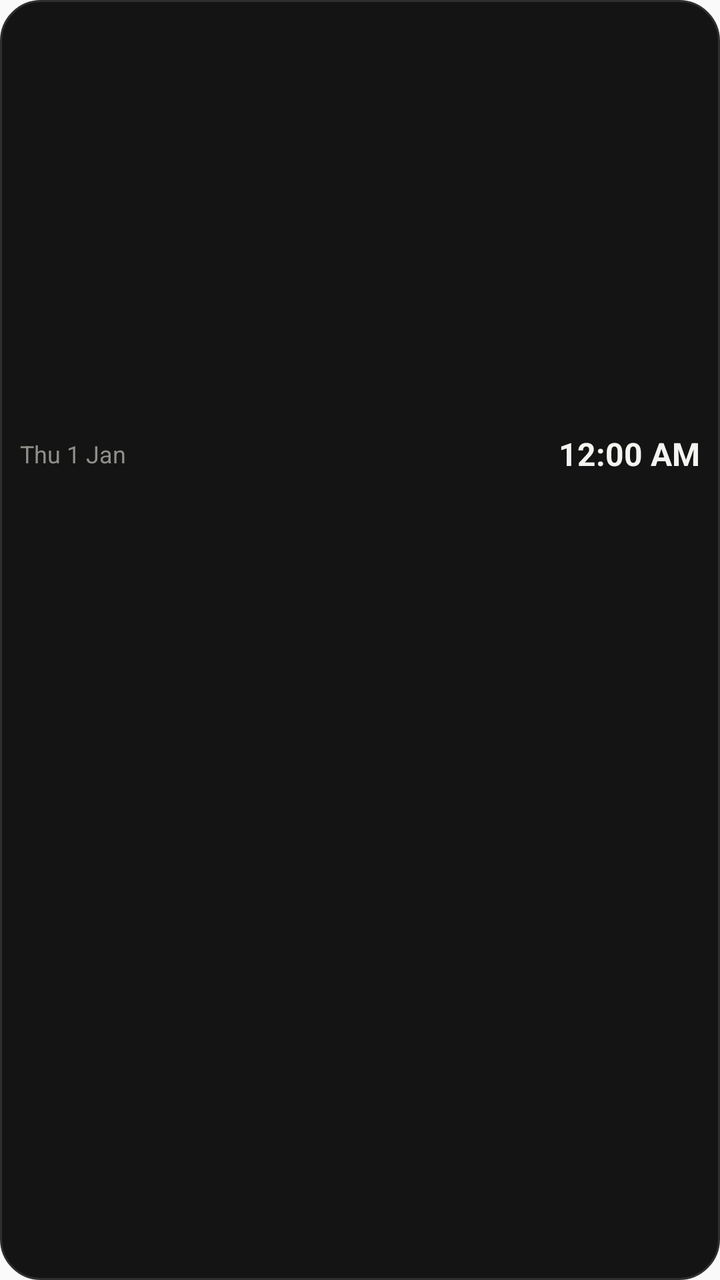
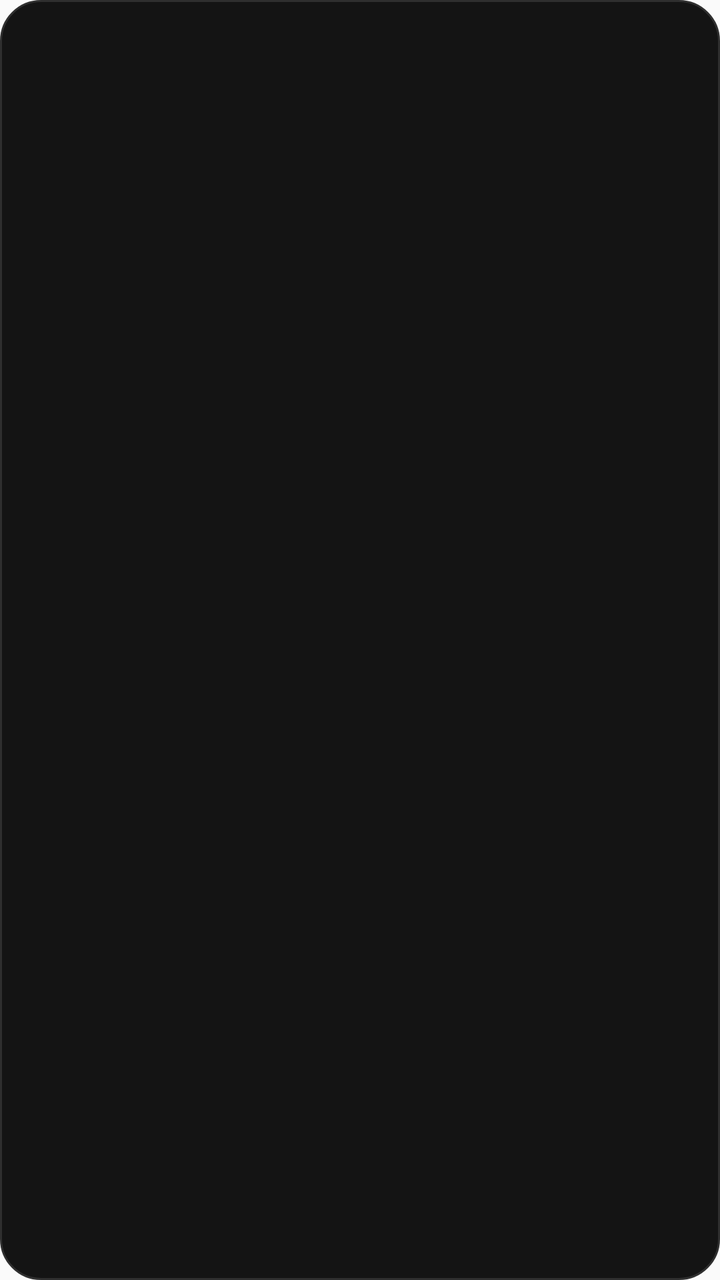

Compare the two renders of this Android layout. The source of the first and the diff that turns it into the second are given below.
<!-- AndroidManifest.xml: application theme AppTheme -->
<!-- res/layout/widget_clock.xml -->
<?xml version="1.0" encoding="utf-8"?>
<LinearLayout xmlns:android="http://schemas.android.com/apk/res/android"
    android:id="@+id/widget_root"
    android:layout_width="match_parent"
    android:layout_height="match_parent"
    android:background="@drawable/widget_bg"
    android:gravity="center_horizontal"
    android:orientation="vertical"
    android:padding="10dp">

    <ImageView
        android:id="@+id/widget_dial"
        android:layout_width="200dp"
        android:layout_height="200dp"
        android:contentDescription="@string/widget_name"
        android:scaleType="fitCenter" />

    <LinearLayout
        android:layout_width="match_parent"
        android:layout_height="wrap_content"
        android:layout_marginTop="6dp"
        android:gravity="center_vertical"
        android:orientation="horizontal">

        <TextClock
            android:id="@+id/widget_date"
            android:layout_width="0dp"
            android:layout_height="wrap_content"
            android:layout_weight="1"
            android:format12Hour="EEE d MMM"
            android:format24Hour="EEE d MMM"
            android:textColor="@color/alarm_muted"
            android:textSize="12sp" />

        <TextClock
            android:id="@+id/widget_digital"
            android:layout_width="wrap_content"
            android:layout_height="wrap_content"
            android:format12Hour="h:mm a"
            android:format24Hour="HH:mm"
            android:textColor="@color/alarm_text"
            android:textSize="16sp"
            android:textStyle="bold" />
    </LinearLayout>
</LinearLayout>
<!-- resources referenced by this layout -->
<resources>
  <color name="alarm_muted">#8F8F8A</color>
  <color name="alarm_text">#F4F4F1</color>
  <!-- drawable widget_bg (drawable) -->
  <?xml version="1.0" encoding="utf-8"?>
  <shape xmlns:android="http://schemas.android.com/apk/res/android" android:shape="rectangle">
      <solid android:color="#141414" />
      <corners android:radius="20dp" />
      <stroke android:width="1dp" android:color="#2F2F2F" />
  </shape>
  <string name="widget_name">Asma Clock</string>
  <style name="AppTheme" parent="Theme.AppCompat.Light.DarkActionBar">
          
          <item name="colorPrimary">@color/colorPrimary</item>
          <item name="colorPrimaryDark">@color/colorPrimaryDark</item>
          <item name="colorAccent">@color/colorAccent</item>
      </style>
  <color name="colorPrimary">#141414</color>
  <color name="colorPrimaryDark">#141414</color>
  <color name="colorAccent">#D6DF8C</color>
</resources>

<!-- the commit's change to res/layout/widget_clock.xml (unified diff, before → after) -->
@@ -2,44 +2,49 @@
 <LinearLayout xmlns:android="http://schemas.android.com/apk/res/android"
     android:id="@+id/widget_root"
     android:layout_width="match_parent"
-    android:layout_height="match_parent"
+    android:layout_height="wrap_content"
     android:background="@drawable/widget_bg"
     android:gravity="center_horizontal"
     android:orientation="vertical"
-    android:padding="10dp">
+    android:padding="4dp">
 
     <ImageView
         android:id="@+id/widget_dial"
-        android:layout_width="200dp"
-        android:layout_height="200dp"
+        android:layout_width="match_parent"
+        android:layout_height="wrap_content"
+        android:adjustViewBounds="true"
         android:contentDescription="@string/widget_name"
+        android:maxHeight="132dp"
+        android:minHeight="96dp"
         android:scaleType="fitCenter" />
 
     <LinearLayout
         android:layout_width="match_parent"
         android:layout_height="wrap_content"
-        android:layout_marginTop="6dp"
+        android:layout_marginTop="2dp"
         android:gravity="center_vertical"
         android:orientation="horizontal">
 
-        <TextClock
+        <TextView
             android:id="@+id/widget_date"
             android:layout_width="0dp"
             android:layout_height="wrap_content"
             android:layout_weight="1"
-            android:format12Hour="EEE d MMM"
-            android:format24Hour="EEE d MMM"
+            android:ellipsize="end"
+            android:gravity="start"
+            android:maxLines="2"
             android:textColor="@color/alarm_muted"
-            android:textSize="12sp" />
+            android:textDirection="rtl"
+            android:textSize="11sp" />
 
-        <TextClock
+        <TextView
             android:id="@+id/widget_digital"
             android:layout_width="wrap_content"
             android:layout_height="wrap_content"
-            android:format12Hour="h:mm a"
-            android:format24Hour="HH:mm"
+            android:layout_marginStart="4dp"
             android:textColor="@color/alarm_text"
-            android:textSize="16sp"
+            android:textDirection="ltr"
+            android:textSize="13sp"
             android:textStyle="bold" />
     </LinearLayout>
 </LinearLayout>
